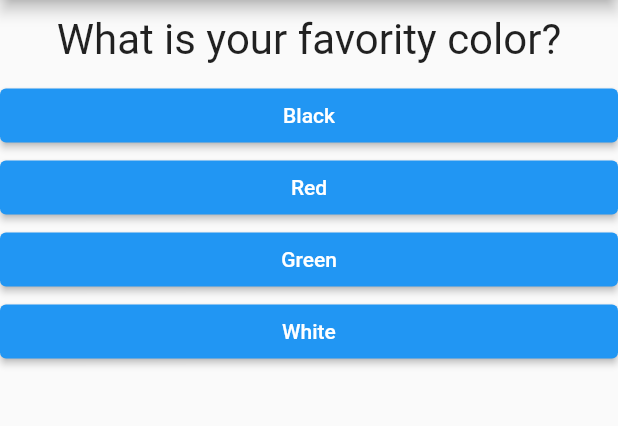
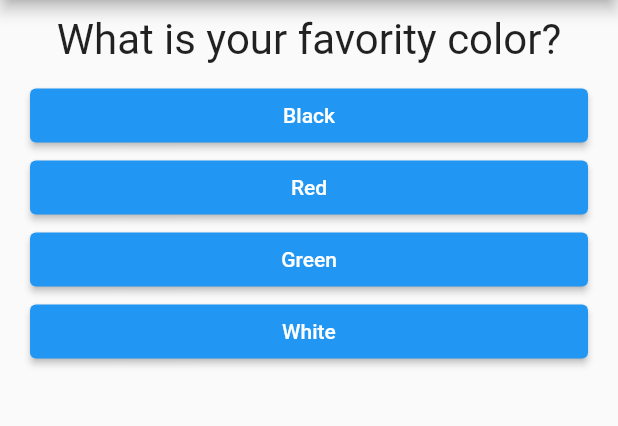
Before and after one commit to samueljml/quiz, a Flutter app: the screen it shows after launch, on a phone screen of 412 x 824 dp, the part 84-510 px from its top. Run offline on Flutter 3.47's test engine with Material 2 defaults, Android fonts, the phone set to English and light mode, and no system bars.

Commit message:
Adding Padding to buttons

```diff
--- a/lib/answer.dart
+++ b/lib/answer.dart
@@ -10,6 +10,8 @@ class Answer extends StatelessWidget {
   Widget build(BuildContext context) {
     return SizedBox(
       width: double.infinity,
+      child: Padding(
+        padding: const EdgeInsets.fromLTRB(20, 0, 20, 0),
         child: ElevatedButton(
           style: ElevatedButton.styleFrom(primary: Colors.blue),
           child: Text(
@@ -18,6 +20,7 @@ class Answer extends StatelessWidget {
           ),
           onPressed: onSelection,
         ),
+      ),
     );
   }
 }
```
Lines whose indentation alone changed are shown as unchanged.
